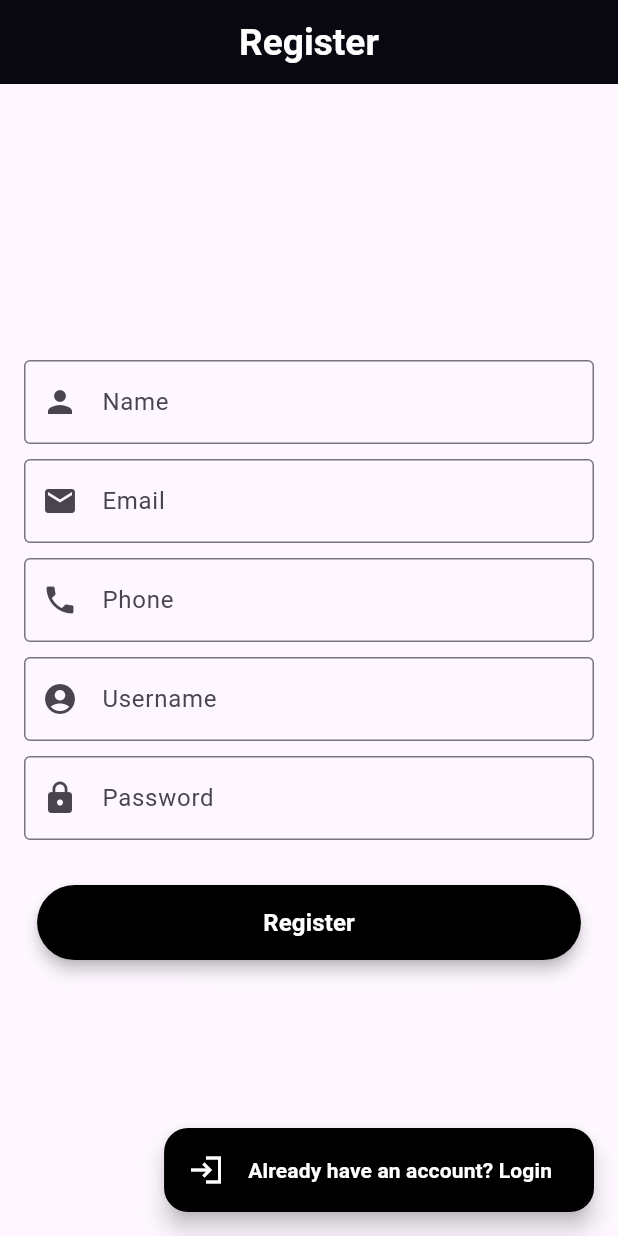
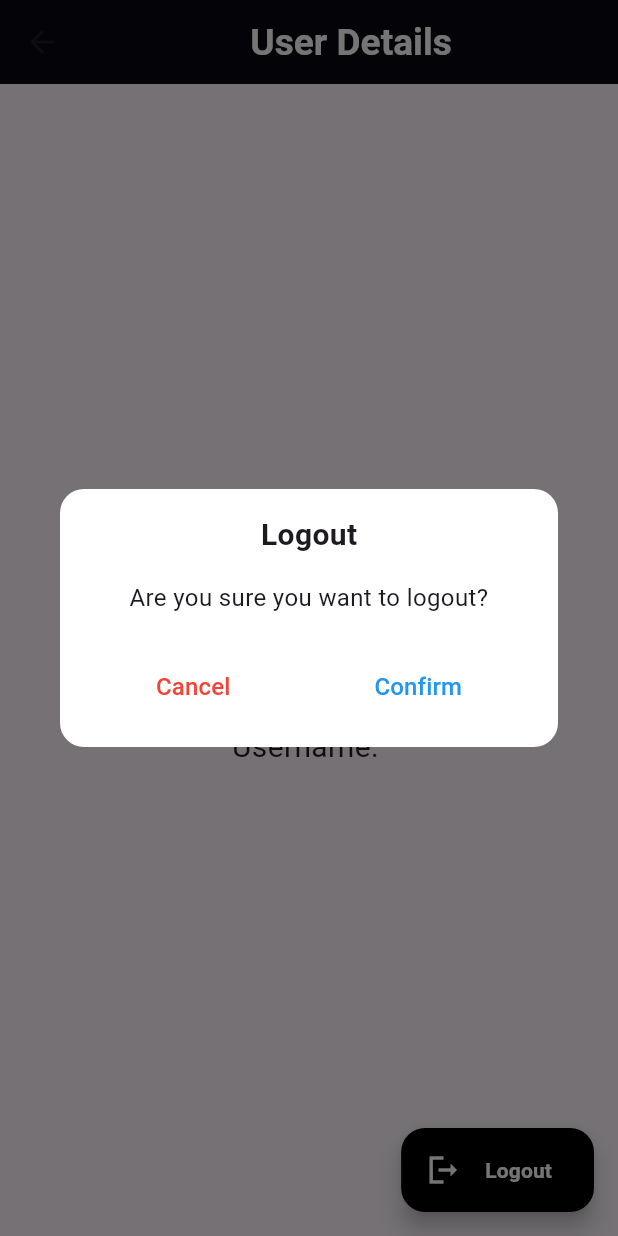
Before and after one commit to Yash-Gupta001/registration_in_bloc, a Flutter app: the Userdetails screen opened directly with empty values, after a tap on "Logout", on a phone screen of 412 x 824 dp. Run offline on Flutter 3.47's test engine with Material 3 defaults, Android fonts, the phone set to English and light mode, and no system bars; our stand-ins replace floor, flutter_bloc, get_it, sqflite; accounts and stored records are empty; generated files the repository leaves out were written again.

```diff
--- a/lib/bloc/login/login_event.dart
+++ b/lib/bloc/login/login_event.dart
@@ -4,5 +4,8 @@ class LoginButtonPressed extends LoginEvent {
   final String username;
   final String password;
 
-  LoginButtonPressed({required this.username, required this.password});
+  LoginButtonPressed({
+    required this.username,
+    required this.password,
+  });
 }
--- a/lib/floor_database/database/app_database.dart
+++ b/lib/floor_database/database/app_database.dart
@@ -1,5 +1,4 @@
 import 'dart:async';
-import 'dart:typed_data';
 
 import 'package:floor/floor.dart';
 import 'package:sqflite/sqflite.dart' as sqflite;
--- a/lib/presentation/auth/pages/signup.dart
+++ b/lib/presentation/auth/pages/signup.dart
@@ -151,7 +151,7 @@ class SignupPage extends StatelessWidget {
             (route) => false,
           );
         },
-        label: 'Already have an account? Login',
+        label: 'Login',
         iconData: Icons.login_sharp,
       ),
       ),
--- a/lib/presentation/home/user_detail.dart
+++ b/lib/presentation/home/user_detail.dart
@@ -4,11 +4,12 @@ import 'package:registration_in_bloc/floor_database/database/app_database.dart';
 import 'package:registration_in_bloc/floor_database/entity/user_entity.dart';
 import 'package:registration_in_bloc/repository/user_repository.dart';
 import 'package:registration_in_bloc/ui/widgets/app_bar.dart';
-import 'package:registration_in_bloc/ui/widgets/floatingaction_button.dart';
+import 'package:registration_in_bloc/ui/widgets/dialog.dart';
+import 'package:registration_in_bloc/ui/widgets/dialog_floatingaction_button.dart';
 import 'package:registration_in_bloc/presentation/auth/pages/signup.dart';
 
 class Userdetails extends StatelessWidget {
-  final UserEntity user; // Accepting the UserEntity object
+  final UserEntity user; // UserEntity object
 
   const Userdetails({super.key, required this.user});
 
@@ -16,59 +17,67 @@ class Userdetails extends StatelessWidget {
   Widget build(BuildContext context) {
     final AppDatabase database = GetIt.instance<AppDatabase>();
     final UserRepository userRepository = GetIt.instance<UserRepository>();
-    return Scaffold(
+    return SafeArea(
+      child: Scaffold(
         appBar: CustomAppbar(
           title: 'User Details',
           leading: false,
         ),
-
         body: Center(
           child: Column(
             mainAxisAlignment: MainAxisAlignment.center,
             children: [
-            Text(
-              "ID: ${user.id}",
-               style: TextStyle(
-                fontSize: 20
-                )),
+              Text("ID: ${user.id}",
+              style: TextStyle(fontSize: 20)),
 
-            Text(
-              "Name: ${user.name}",
-               style: TextStyle(
-                fontSize: 20
-                )),
+              Text("Name: ${user.name}",
+              style: TextStyle(fontSize: 20)),
 
-            Text(
-              "Email: ${user.email}",
-               style: TextStyle(
-                fontSize: 20
-               )),
+              Text("Email: ${user.email}",
+              style: TextStyle(fontSize: 20)),
 
-            Text(
-              "Phone: ${user.phone}",
-               style: TextStyle(
-                fontSize: 20
-               )),
+              Text("Phone: ${user.phone}",
+              style: TextStyle(fontSize: 20)),
 
-            Text(
-              "Username: ${user.username}",
-               style: TextStyle(
-                fontSize: 20
-                )),
+              Text("Username: ${user.username}",
+              style: TextStyle(fontSize: 20)),
             ],
           ),
         ),
-      floatingActionButton: CustomFloatingActionButton(
+        floatingActionButton: DialogCustomFloatingActionButton(
           onPressed: () {
+            // Show the dialog using showDialog
+            showDialog(
+              context: context,
+              builder: (BuildContext context) {
+                return CustomDialog(
+                  title: 'Logout',
+                  content: 'Are you sure you want to logout?',
+                  onConfirm: () {
                     Navigator.pushAndRemoveUntil(
                       context,
-            MaterialPageRoute(builder: (context) => SignupPage(database: database, userRepository: userRepository)),
-            (route) => false,
+                      MaterialPageRoute(
+                        builder: (context) => SignupPage(
+                          database: database,
+                          userRepository: userRepository,
+                        ),
+                      ),
+                      (route) => false, // Removes all previous routes
+                    );
+                    print("button pressed");
+                  },
+                  onCancel: () {
+                    Navigator.pop(
+                        context); // Close the dialog if cancel is pressed
+                  },
+                );
+              },
             );
           },
           label: 'Logout',
           iconData: Icons.logout_sharp,
         ),
+      ),
     );
   }
 }
--- a/lib/repository/user_repository.dart
+++ b/lib/repository/user_repository.dart
@@ -15,4 +15,15 @@ class UserRepository {
       throw Exception('Authentication failed');
     }
   }
+
+  Future<UserEntity?> insertUser({required UserEntity user}) async {
+    try{
+
+    }
+    catch(errror){
+      throw Exception('Failed to insert user');
+    }
+  }
+
+
 }
--- /dev/null
+++ b/lib/ui/widgets/dialog.dart
@@ -0,0 +1,92 @@
+import 'package:flutter/material.dart';
+
+class CustomDialog extends StatelessWidget {
+  final String title;
+  final String content;
+  final String confirmText;
+  final String cancelText;
+  final VoidCallback onConfirm;
+  final VoidCallback onCancel;
+
+  const CustomDialog({
+    super.key,
+    required this.title,
+    required this.content,
+    this.confirmText = 'Confirm',
+    this.cancelText = 'Cancel',
+    required this.onConfirm,
+    required this.onCancel,
+  });
+
+  @override
+  Widget build(BuildContext context) {
+    return Dialog(
+      shape: RoundedRectangleBorder(
+        borderRadius: BorderRadius.circular(16.0),
+      ),
+      elevation: 0,
+      backgroundColor: Colors.transparent,
+      child: Container(
+        padding: const EdgeInsets.all(16.0),
+        decoration: BoxDecoration(
+          color: Colors.white,
+          borderRadius: BorderRadius.circular(16.0),
+        ),
+        child: Column(
+          mainAxisSize: MainAxisSize.min,
+          children: [
+            // Title
+            Text(
+              title,
+              style: const TextStyle(
+                fontSize: 20,
+                fontWeight: FontWeight.bold,
+              ),
+            ),
+            const SizedBox(height: 16),
+
+            // Content
+            Text(
+              content,
+              style: const TextStyle(
+                fontSize: 16,
+              ),
+              textAlign: TextAlign.center,
+            ),
+            const SizedBox(height: 24),
+
+            // Buttons
+            Row(
+              mainAxisAlignment: MainAxisAlignment.spaceAround,
+              children: [
+                // Cancel Button
+                TextButton(
+                  onPressed: onCancel,
+                  child: Text(
+                    cancelText,
+                    style: const TextStyle(
+                      color: Colors.red,
+                      fontSize: 16,
+                    ),
+                  ),
+                ),
+
+                // Confirm Button
+                TextButton(
+                  onPressed: onConfirm,
+                  child: Text(
+                    confirmText,
+                    style: const TextStyle(
+                      color: Colors.blue,
+                      fontSize: 16,
+                    ),
+                  ),
+                ),
+              ],
+            ),
+          ],
+        ),
+      ),
+    );
+  }
+}
--- /dev/null
+++ b/lib/ui/widgets/dialog_floatingaction_button.dart
@@ -0,0 +1,45 @@
+import 'package:flutter/material.dart';
+
+import '../values/colors/colors.dart';
+
+class DialogCustomFloatingActionButton extends StatelessWidget {
+  final VoidCallback onPressed;
+  final String label;
+  final IconData iconData;
+  final Color backgroundColor;
+  final Color foregroundColor;
+  final double elevation;
+
+  const DialogCustomFloatingActionButton({
+    super.key,
+    required this.onPressed,
+    required this.label,
+    required this.iconData,
+    this.backgroundColor = black,
+    this.foregroundColor = white,
+    this.elevation = 6.0,
+  });
+
+  @override
+  Widget build(BuildContext context) {
+    return FloatingActionButton.extended(
+      onPressed: onPressed,
+      backgroundColor: backgroundColor,
+      foregroundColor: foregroundColor,
+      elevation: elevation,
+      icon: Icon(iconData),
+      label: Padding(
+        padding: const EdgeInsets.all(8.0),
+        child: Text(
+          label,
+          style: const TextStyle(
+            fontSize: 14,
+            fontWeight: FontWeight.bold,
+          ),
+          overflow: TextOverflow.ellipsis,
+          maxLines: 1,
+        ),
+      ),
+    );
+  }
+}
```
Also changed, not shown: lib/bloc/login/login_bloc.dart (+12 -10 lines), lib/bloc/register/register_bloc.dart (+10 -1 lines), lib/bloc/register/register_state.dart (+27 -0 lines), lib/presentation/auth/pages/signin.dart (+57 -29 lines), lib/bloc/login/login_state.dart (line endings or trailing spaces). Lines whose indentation alone changed are shown as unchanged.
